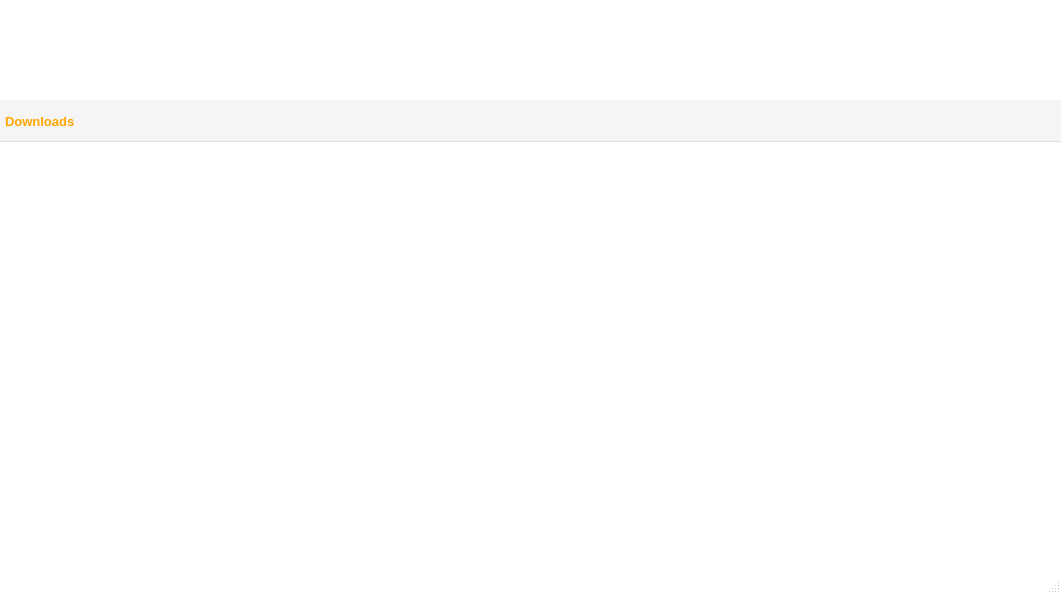
Above: src/main_window.ui from panastasiadist/SYLoader before the change. Below: the same form after it.
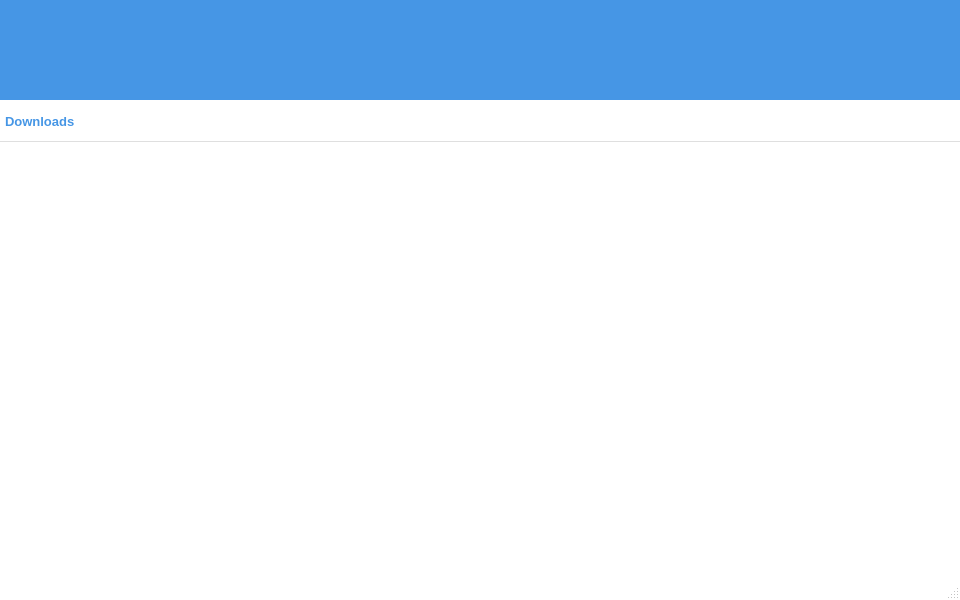
That is the form after the change. Icons and pictures are not drawn.

Diff of the .ui file:
```diff
--- a/src/main_window.ui
+++ b/src/main_window.ui
@@ -6,13 +6,100 @@
    <rect>
     <x>0</x>
     <y>0</y>
-    <width>1061</width>
-    <height>594</height>
+    <width>960</width>
+    <height>600</height>
    </rect>
   </property>
+  <property name="minimumSize">
+   <size>
+    <width>0</width>
+    <height>0</height>
+   </size>
+  </property>
   <property name="palette">
    <palette>
     <active>
+     <colorrole role="WindowText">
+      <brush brushstyle="SolidPattern">
+       <color alpha="255">
+        <red>0</red>
+        <green>0</green>
+        <blue>0</blue>
+       </color>
+      </brush>
+     </colorrole>
+     <colorrole role="Button">
+      <brush brushstyle="SolidPattern">
+       <color alpha="255">
+        <red>255</red>
+        <green>255</green>
+        <blue>255</blue>
+       </color>
+      </brush>
+     </colorrole>
+     <colorrole role="Light">
+      <brush brushstyle="SolidPattern">
+       <color alpha="255">
+        <red>255</red>
+        <green>255</green>
+        <blue>255</blue>
+       </color>
+      </brush>
+     </colorrole>
+     <colorrole role="Midlight">
+      <brush brushstyle="SolidPattern">
+       <color alpha="255">
+        <red>255</red>
+        <green>255</green>
+        <blue>255</blue>
+       </color>
+      </brush>
+     </colorrole>
+     <colorrole role="Dark">
+      <brush brushstyle="SolidPattern">
+       <color alpha="255">
+        <red>127</red>
+        <green>127</green>
+        <blue>127</blue>
+       </color>
+      </brush>
+     </colorrole>
+     <colorrole role="Mid">
+      <brush brushstyle="SolidPattern">
+       <color alpha="255">
+        <red>170</red>
+        <green>170</green>
+        <blue>170</blue>
+       </color>
+      </brush>
+     </colorrole>
+     <colorrole role="Text">
+      <brush brushstyle="SolidPattern">
+       <color alpha="255">
+        <red>0</red>
+        <green>0</green>
+        <blue>0</blue>
+       </color>
+      </brush>
+     </colorrole>
+     <colorrole role="BrightText">
+      <brush brushstyle="SolidPattern">
+       <color alpha="255">
+        <red>255</red>
+        <green>255</green>
+        <blue>255</blue>
+       </color>
+      </brush>
+     </colorrole>
+     <colorrole role="ButtonText">
+      <brush brushstyle="SolidPattern">
+       <color alpha="255">
+        <red>0</red>
+        <green>0</green>
+        <blue>0</blue>
+       </color>
+      </brush>
+     </colorrole>
      <colorrole role="Base">
       <brush brushstyle="SolidPattern">
        <color alpha="255">
@@ -31,8 +118,125 @@
        </color>
       </brush>
      </colorrole>
+     <colorrole role="Shadow">
+      <brush brushstyle="SolidPattern">
+       <color alpha="255">
+        <red>0</red>
+        <green>0</green>
+        <blue>0</blue>
+       </color>
+      </brush>
+     </colorrole>
+     <colorrole role="AlternateBase">
+      <brush brushstyle="SolidPattern">
+       <color alpha="255">
+        <red>255</red>
+        <green>255</green>
+        <blue>255</blue>
+       </color>
+      </brush>
+     </colorrole>
+     <colorrole role="ToolTipBase">
+      <brush brushstyle="SolidPattern">
+       <color alpha="255">
+        <red>255</red>
+        <green>255</green>
+        <blue>220</blue>
+       </color>
+      </brush>
+     </colorrole>
+     <colorrole role="ToolTipText">
+      <brush brushstyle="SolidPattern">
+       <color alpha="255">
+        <red>0</red>
+        <green>0</green>
+        <blue>0</blue>
+       </color>
+      </brush>
+     </colorrole>
     </active>
     <inactive>
+     <colorrole role="WindowText">
+      <brush brushstyle="SolidPattern">
+       <color alpha="255">
+        <red>0</red>
+        <green>0</green>
+        <blue>0</blue>
+       </color>
+      </brush>
+     </colorrole>
+     <colorrole role="Button">
+      <brush brushstyle="SolidPattern">
+       <color alpha="255">
+        <red>255</red>
+        <green>255</green>
+        <blue>255</blue>
+       </color>
+      </brush>
+     </colorrole>
+     <colorrole role="Light">
+      <brush brushstyle="SolidPattern">
+       <color alpha="255">
+        <red>255</red>
+        <green>255</green>
+        <blue>255</blue>
+       </color>
+      </brush>
+     </colorrole>
+     <colorrole role="Midlight">
+      <brush brushstyle="SolidPattern">
+       <color alpha="255">
+        <red>255</red>
+        <green>255</green>
+        <blue>255</blue>
+       </color>
+      </brush>
+     </colorrole>
+     <colorrole role="Dark">
+      <brush brushstyle="SolidPattern">
+       <color alpha="255">
+        <red>127</red>
+        <green>127</green>
+        <blue>127</blue>
+       </color>
+      </brush>
+     </colorrole>
+     <colorrole role="Mid">
+      <brush brushstyle="SolidPattern">
+       <color alpha="255">
+        <red>170</red>
+        <green>170</green>
+        <blue>170</blue>
+       </color>
+      </brush>
+     </colorrole>
+     <colorrole role="Text">
+      <brush brushstyle="SolidPattern">
+       <color alpha="255">
+        <red>0</red>
+        <green>0</green>
+        <blue>0</blue>
+       </color>
+      </brush>
+     </colorrole>
+     <colorrole role="BrightText">
+      <brush brushstyle="SolidPattern">
+       <color alpha="255">
+        <red>255</red>
+        <green>255</green>
+        <blue>255</blue>
+       </color>
+      </brush>
+     </colorrole>
+     <colorrole role="ButtonText">
+      <brush brushstyle="SolidPattern">
+       <color alpha="255">
+        <red>0</red>
+        <green>0</green>
+        <blue>0</blue>
+       </color>
+      </brush>
+     </colorrole>
      <colorrole role="Base">
       <brush brushstyle="SolidPattern">
        <color alpha="255">
@@ -51,8 +255,125 @@
        </color>
       </brush>
      </colorrole>
+     <colorrole role="Shadow">
+      <brush brushstyle="SolidPattern">
+       <color alpha="255">
+        <red>0</red>
+        <green>0</green>
+        <blue>0</blue>
+       </color>
+      </brush>
+     </colorrole>
+     <colorrole role="AlternateBase">
+      <brush brushstyle="SolidPattern">
+       <color alpha="255">
+        <red>255</red>
+        <green>255</green>
+        <blue>255</blue>
+       </color>
+      </brush>
+     </colorrole>
+     <colorrole role="ToolTipBase">
+      <brush brushstyle="SolidPattern">
+       <color alpha="255">
+        <red>255</red>
+        <green>255</green>
+        <blue>220</blue>
+       </color>
+      </brush>
+     </colorrole>
+     <colorrole role="ToolTipText">
+      <brush brushstyle="SolidPattern">
+       <color alpha="255">
+        <red>0</red>
+        <green>0</green>
+        <blue>0</blue>
+       </color>
+      </brush>
+     </colorrole>
     </inactive>
     <disabled>
+     <colorrole role="WindowText">
+      <brush brushstyle="SolidPattern">
+       <color alpha="255">
+        <red>127</red>
+        <green>127</green>
+        <blue>127</blue>
+       </color>
+      </brush>
+     </colorrole>
+     <colorrole role="Button">
+      <brush brushstyle="SolidPattern">
+       <color alpha="255">
+        <red>255</red>
+        <green>255</green>
+        <blue>255</blue>
+       </color>
+      </brush>
+     </colorrole>
+     <colorrole role="Light">
+      <brush brushstyle="SolidPattern">
+       <color alpha="255">
+        <red>255</red>
+        <green>255</green>
+        <blue>255</blue>
+       </color>
+      </brush>
+     </colorrole>
+     <colorrole role="Midlight">
+      <brush brushstyle="SolidPattern">
+       <color alpha="255">
+        <red>255</red>
+        <green>255</green>
+        <blue>255</blue>
+       </color>
+      </brush>
+     </colorrole>
+     <colorrole role="Dark">
+      <brush brushstyle="SolidPattern">
+       <color alpha="255">
+        <red>127</red>
+        <green>127</green>
+        <blue>127</blue>
+       </color>
+      </brush>
+     </colorrole>
+     <colorrole role="Mid">
+      <brush brushstyle="SolidPattern">
+       <color alpha="255">
+        <red>170</red>
+        <green>170</green>
+        <blue>170</blue>
+       </color>
+      </brush>
+     </colorrole>
+     <colorrole role="Text">
+      <brush brushstyle="SolidPattern">
+       <color alpha="255">
+        <red>127</red>
+        <green>127</green>
+        <blue>127</blue>
+       </color>
+      </brush>
+     </colorrole>
+     <colorrole role="BrightText">
+      <brush brushstyle="SolidPattern">
+       <color alpha="255">
+        <red>255</red>
+        <green>255</green>
+        <blue>255</blue>
+       </color>
+      </brush>
+     </colorrole>
+     <colorrole role="ButtonText">
+      <brush brushstyle="SolidPattern">
+       <color alpha="255">
+        <red>127</red>
+        <green>127</green>
+        <blue>127</blue>
+       </color>
+      </brush>
+     </colorrole>
      <colorrole role="Base">
       <brush brushstyle="SolidPattern">
        <color alpha="255">
@@ -71,9 +392,50 @@
        </color>
       </brush>
      </colorrole>
+     <colorrole role="Shadow">
+      <brush brushstyle="SolidPattern">
+       <color alpha="255">
+        <red>0</red>
+        <green>0</green>
+        <blue>0</blue>
+       </color>
+      </brush>
+     </colorrole>
+     <colorrole role="AlternateBase">
+      <brush brushstyle="SolidPattern">
+       <color alpha="255">
+        <red>255</red>
+        <green>255</green>
+        <blue>255</blue>
+       </color>
+      </brush>
+     </colorrole>
+     <colorrole role="ToolTipBase">
+      <brush brushstyle="SolidPattern">
+       <color alpha="255">
+        <red>255</red>
+        <green>255</green>
+        <blue>220</blue>
+       </color>
+      </brush>
+     </colorrole>
+     <colorrole role="ToolTipText">
+      <brush brushstyle="SolidPattern">
+       <color alpha="255">
+        <red>0</red>
+        <green>0</green>
+        <blue>0</blue>
+       </color>
+      </brush>
+     </colorrole>
     </disabled>
    </palette>
   </property>
+  <property name="font">
+   <font>
+    <family>Segoe UI</family>
+   </font>
+  </property>
   <property name="windowTitle">
    <string>SYLoader</string>
   </property>
@@ -108,7 +470,7 @@
      <widget class="QWidget" name="frameTop" native="true">
       <property name="styleSheet">
        <string notr="true">#frameTop {
-background-color: rgb(245, 245, 245);
+background-color: #fff;
 border-bottom:1px solid #dfdfdf
 }</string>
       </property>
@@ -138,6 +500,12 @@
              <height>32</height>
             </size>
            </property>
+           <property name="maximumSize">
+            <size>
+             <width>32</width>
+             <height>32</height>
+            </size>
+           </property>
            <property name="toolTip">
             <string>Show the download list</string>
            </property>
@@ -219,6 +587,12 @@
              <height>32</height>
             </size>
            </property>
+           <property name="maximumSize">
+            <size>
+             <width>32</width>
+             <height>32</height>
+            </size>
+           </property>
            <property name="toolTip">
             <string>SYLoader on Facebook!</string>
            </property>
@@ -242,6 +616,12 @@
              <height>32</height>
             </size>
            </property>
+           <property name="maximumSize">
+            <size>
+             <width>32</width>
+             <height>32</height>
+            </size>
+           </property>
            <property name="toolTip">
             <string>SYLoader on Twitter!</string>
            </property>
@@ -280,9 +660,9 @@
             <colorrole role="WindowText">
              <brush brushstyle="SolidPattern">
               <color alpha="255">
-               <red>255</red>
-               <green>165</green>
-               <blue>0</blue>
+               <red>70</red>
+               <green>150</green>
+               <blue>229</blue>
               </color>
              </brush>
             </colorrole>
@@ -291,9 +671,9 @@
             <colorrole role="WindowText">
              <brush brushstyle="SolidPattern">
               <color alpha="255">
-               <red>255</red>
-               <green>165</green>
-               <blue>0</blue>
+               <red>70</red>
+               <green>150</green>
+               <blue>229</blue>
               </color>
              </brush>
             </colorrole>
@@ -313,6 +693,7 @@
          </property>
          <property name="font">
           <font>
+           <family>Segoe UI</family>
            <pointsize>10</pointsize>
            <weight>75</weight>
            <bold>true</bold>
@@ -341,7 +722,7 @@
        </size>
       </property>
       <property name="styleSheet">
-       <string notr="true">background-image: url(:/resources/header.png);</string>
+       <string notr="true">background-color:#4696E5</string>
       </property>
       <property name="frameShape">
        <enum>QFrame::NoFrame</enum>
@@ -388,7 +769,7 @@
         <rect>
          <x>100</x>
          <y>15</y>
-         <width>280</width>
+         <width>238</width>
          <height>72</height>
         </rect>
        </property>
@@ -502,7 +883,17 @@
     </item>
    </layout>
   </widget>
-  <widget class="QStatusBar" name="statusBar"/>
+  <widget class="QStatusBar" name="statusBar">
+   <property name="minimumSize">
+    <size>
+     <width>0</width>
+     <height>36</height>
+    </size>
+   </property>
+   <property name="autoFillBackground">
+    <bool>true</bool>
+   </property>
+  </widget>
  </widget>
  <resources>
   <include location="resources.qrc"/>
```
Left out of the diff: 24 changed lines with no effect on the pictures.
